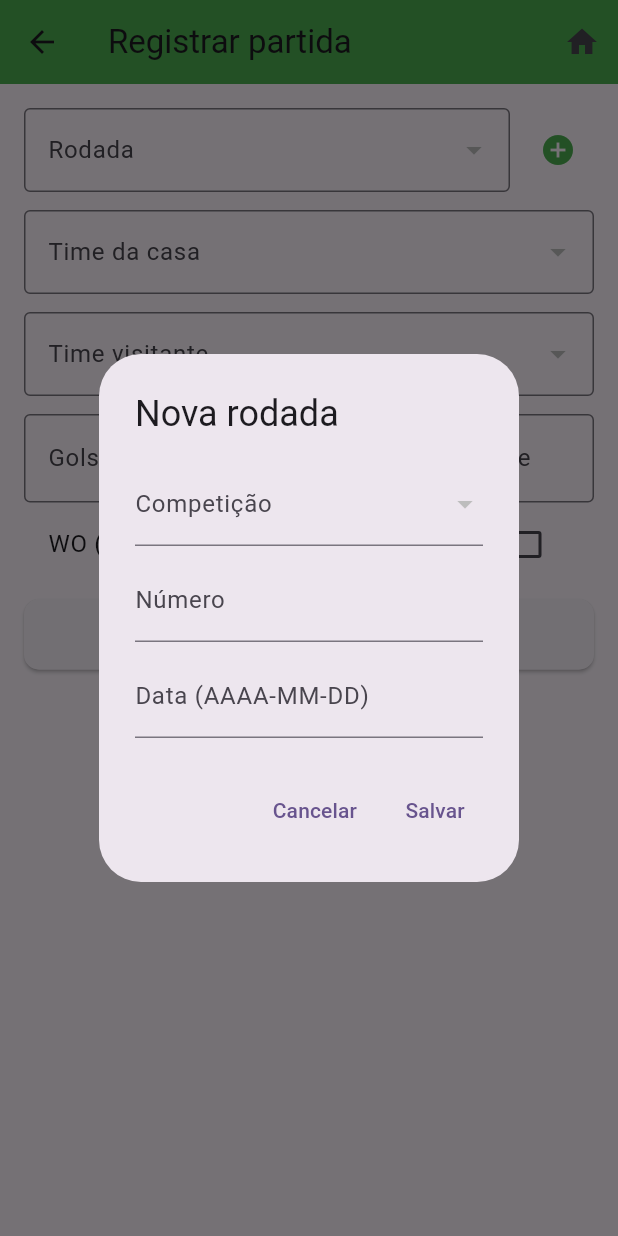
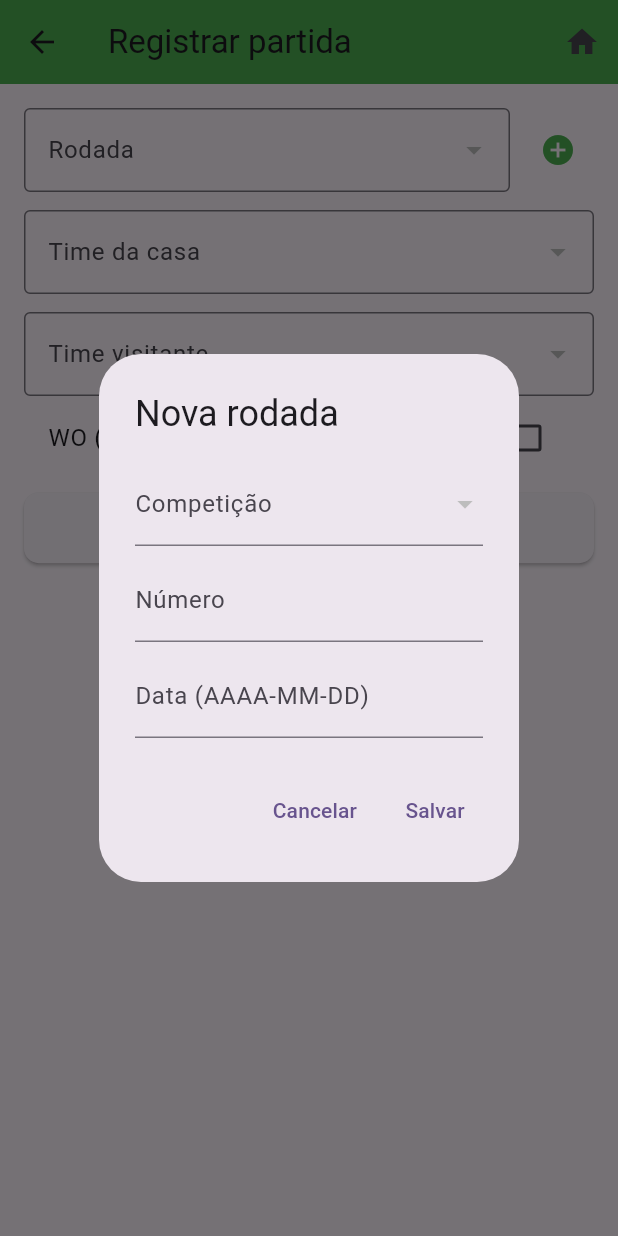
Before and after one commit to lucas1046/ProjetoCompeticao, a Flutter app: the TelaAdicionarPartida screen opened directly, after a tap on the "add circle" icon, on a phone screen of 412 x 824 dp. Run offline on Flutter 3.47's test engine with Material 3 defaults, Android fonts, the phone set to English and light mode, and no system bars; our stand-ins replace pdf, printing, sqflite; accounts and stored records are empty.

Commit message:
Fase 29: registro de partida dinamico (placar derivado de eventos + + por time)

```diff
--- a/lib/control/control_evento.dart
+++ b/lib/control/control_evento.dart
@@ -57,6 +57,11 @@ class ControlEvento {
     return await BancoDados().inserir("evento_partida", evento.toMap());
   }
 
+  Future<void> deleteDatabase(int id) async {
+    Database banco = await BancoDados().db;
+    await banco.delete("evento_partida", where: "id = ?", whereArgs: [id]);
+  }
+
   // Consulta detalhada: traz o tipo de evento e o jogador em vez dos ids
   Future<List<Map<String, dynamic>>> queryFindDetalhado() async {
     Database banco = await BancoDados().db;
--- a/lib/telas/tela_adicionar_partida.dart
+++ b/lib/telas/tela_adicionar_partida.dart
@@ -1,15 +1,20 @@
 import 'package:flutter/material.dart';
 import 'package:projeto_final/telas/menu.dart';
+import 'package:projeto_final/control/control_competicao.dart';
+import 'package:projeto_final/control/control_escalacao.dart';
+import 'package:projeto_final/control/control_evento.dart';
 import 'package:projeto_final/control/control_partida.dart';
-import 'package:projeto_final/control/control_competicao.dart';
 import 'package:projeto_final/control/control_rodada.dart';
+import 'package:projeto_final/control/control_time.dart';
+import 'package:projeto_final/control/control_tipo_evento.dart';
 import 'package:projeto_final/model/competicao.dart';
-import 'package:projeto_final/control/control_time.dart';
+import 'package:projeto_final/model/escalacao.dart';
+import 'package:projeto_final/model/evento_partida.dart';
 import 'package:projeto_final/model/partida.dart';
 import 'package:projeto_final/model/rodada.dart';
 import 'package:projeto_final/model/time.dart';
+import 'package:projeto_final/model/tipo_evento.dart';
 import 'package:projeto_final/widgets/widget_button.dart';
-import 'package:projeto_final/widgets/widget_input.dart';
 import 'package:projeto_final/widgets/widget_text_custom.dart';
 
 class TelaAdicionarPartida extends StatefulWidget {
@@ -20,14 +25,15 @@ class TelaAdicionarPartida extends StatefulWidget {
 }
 
 class _TelaAdicionarPartidaState extends State<TelaAdicionarPartida> {
-  final _golsCasa = TextEditingController();
-  final _golsVisitante = TextEditingController();
   String? _idRodada;
   String? _idTimeCasa;
   String? _idTimeVisitante;
   bool _wo = false;
+  int? _idPartida;
   List<Rodada> _rodadas = [];
   List<Time> _times = [];
+  List<TipoEvento> _tiposEvento = [];
+  List<Map<String, dynamic>> _eventos = [];
   String _resultado = "";
 
   @override
@@ -37,138 +43,140 @@ class _TelaAdicionarPartidaState extends State<TelaAdicionarPartida> {
   }
 
   Future<void> _carregarListas() async {
-    ControlRodada controlRodada = ControlRodada();
-    ControlTime controlTime = ControlTime();
-
-    List<Rodada> rodadas = await controlRodada.queryFind();
-    List<Time> times = await controlTime.queryFind();
-
+    final rodadas = await ControlRodada().queryFind();
+    final times = await ControlTime().queryFind();
+    final tipos = await ControlTipoEvento().queryFind();
     setState(() {
       _rodadas = rodadas;
       _times = times;
+      _tiposEvento = tipos;
       if (rodadas.isNotEmpty) _idRodada = rodadas[0].id.toString();
       if (times.isNotEmpty) {
         _idTimeCasa = times[0].idTime.toString();
-        if (times.length > 1) {
-          _idTimeVisitante = times[1].idTime.toString();
-        } else {
-          _idTimeVisitante = times[0].idTime.toString();
-        }
+        _idTimeVisitante = times.length > 1 ? times[1].idTime.toString() : times[0].idTime.toString();
       }
     });
   }
 
-  @override
-  Widget build(BuildContext context) {
-    return Scaffold(
-      appBar: AppBar(
-        title: Text("Registrar partida"),
-        backgroundColor: Colors.green,
-        actions: [
-          IconButton(
-            icon: Icon(Icons.home),
-            onPressed: () => Navigator.pushAndRemoveUntil(
-              context,
-              MaterialPageRoute(builder: (_) => Menu()),
-              (_) => false,
+  Future<void> _criarPartida() async {
+    final partida = Partida(
+      idRodada: int.tryParse(_idRodada ?? "0") ?? 0,
+      idTimeCasa: int.tryParse(_idTimeCasa ?? "0") ?? 0,
+      idTimeVisitante: int.tryParse(_idTimeVisitante ?? "0") ?? 0,
+      qtdGolsTimeCasa: 0,
+      qtdGolsTimeVisitante: 0,
+      wo: _wo,
+    );
+    try {
+      final id = await ControlPartida().insertDatabase(partida);
+      setState(() {
+        _idPartida = id;
+        _resultado = "Partida criada (id: $id). Adicione eventos.";
+      });
+      await _refreshEventos();
+    } catch (e) {
+      setState(() => _resultado = e.toString());
+    }
+  }
+
+  Future<void> _refreshEventos() async {
+    if (_idPartida == null) return;
+    final all = await ControlEvento().queryFindDetalhado();
+    final timeCasa = _times.firstWhere((t) => t.idTime.toString() == _idTimeCasa, orElse: () => _times.first).nomeTime;
+    final timeVis = _times.firstWhere((t) => t.idTime.toString() == _idTimeVisitante, orElse: () => _times.first).nomeTime;
+    final filtered = all.where((e) {
+      final t = (e['nomeTime'] ?? '').toString();
+      return t == timeCasa || t == timeVis;
+    }).toList();
+    setState(() => _eventos = filtered);
+  }
+
+  int get _golsCasa {
+    final timeCasa = _times.firstWhere((t) => t.idTime.toString() == _idTimeCasa, orElse: () => _times.first).nomeTime;
+    return _eventos.where((e) {
+      final te = (e['tipoEvento'] ?? '').toString().toLowerCase();
+      final time = (e['nomeTime'] ?? '').toString();
+      return te.contains('gol') && time == timeCasa;
+    }).length;
+  }
+
+  int get _golsVisitante {
+    final timeVis = _times.firstWhere((t) => t.idTime.toString() == _idTimeVisitante, orElse: () => _times.first).nomeTime;
+    return _eventos.where((e) {
+      final te = (e['tipoEvento'] ?? '').toString().toLowerCase();
+      final time = (e['nomeTime'] ?? '').toString();
+      return te.contains('gol') && time == timeVis;
+    }).length;
+  }
+
+  Future<void> _adicionarEvento(String lado) async {
+    if (_idPartida == null) return;
+    final escs = (await ControlEscalacao().queryFind()).where((e) => e.idPartida == _idPartida).toList();
+    if (escs.isEmpty) {
+      ScaffoldMessenger.of(context).showSnackBar(const SnackBar(content: Text("Cadastre escalações antes de eventos.")));
+      return;
+    }
+    int? idTipo;
+    int? idEsc;
+    final minutoCtrl = TextEditingController();
+    final descCtrl = TextEditingController();
+
+    final ok = await showDialog<bool>(
+      context: context,
+      builder: (ctx) => StatefulBuilder(
+        builder: (ctx, setD) => AlertDialog(
+          title: Text("Novo evento — $lado"),
+          content: SingleChildScrollView(
+            child: Column(
+              mainAxisSize: MainAxisSize.min,
+              children: [
+                DropdownButtonFormField<int>(
+                  value: idTipo,
+                  decoration: const InputDecoration(labelText: "Tipo de evento"),
+                  items: _tiposEvento.map((t) => DropdownMenuItem<int>(value: t.id, child: Text(t.descricao))).toList(),
+                  onChanged: (v) => setD(() => idTipo = v),
+                ),
+                SizedBox(height: 8),
+                DropdownButtonFormField<int>(
+                  value: idEsc,
+                  decoration: const InputDecoration(labelText: "Jogador escalado"),
+                  items: escs.map((e) => DropdownMenuItem<int>(value: e.id, child: Text("Esc. ${e.id}"))).toList(),
+                  onChanged: (v) => setD(() => idEsc = v),
+                ),
+                SizedBox(height: 8),
+                TextField(controller: minutoCtrl, decoration: const InputDecoration(labelText: "Minuto"), keyboardType: TextInputType.number),
+                SizedBox(height: 8),
+                TextField(controller: descCtrl, decoration: const InputDecoration(labelText: "Descrição")),
+              ],
             ),
           ),
-        ],
+          actions: [
+            TextButton(onPressed: () => Navigator.pop(ctx, false), child: Text("Cancelar")),
+            TextButton(onPressed: () => Navigator.pop(ctx, true), child: Text("Salvar")),
+          ],
+        ),
       ),
-      body: _body(),
     );
+
+    if (ok != true) return;
+    try {
+      final ev = EventoPartida(
+        idTipoEvento: idTipo ?? 0,
+        minutoEvento: int.tryParse(minutoCtrl.text) ?? 0,
+        descricao: descCtrl.text,
+        idEscalacao: idEsc ?? 0,
+      );
+      await ControlEvento().insertDatabase(ev);
+      await _refreshEventos();
+      if (mounted) ScaffoldMessenger.of(context).showSnackBar(const SnackBar(content: Text("Evento registrado.")));
+    } catch (e) {
+      if (mounted) ScaffoldMessenger.of(context).showSnackBar(SnackBar(content: Text(e.toString())));
+    }
   }
 
-  _body() {
-    return ListView(
-      padding: EdgeInsets.all(16),
-      children: [
-        Row(
-          children: [
-            Expanded(
-              child: DropdownButtonFormField<String>(
-                value: _idRodada,
-                decoration: InputDecoration(
-                  labelText: "Rodada",
-                  border: OutlineInputBorder(),
-                ),
-                items: _rodadas.map((r) {
-                  return DropdownMenuItem<String>(
-                    value: r.id.toString(),
-                    child: Text("Rodada ${r.numero}"),
-                  );
-                }).toList(),
-                onChanged: (v) => setState(() => _idRodada = v),
-              ),
-            ),
-            SizedBox(width: 8),
-            IconButton(
-              tooltip: "Nova rodada",
-              icon: Icon(Icons.add_circle, color: Colors.green),
-              onPressed: _novaRodada,
-            ),
-          ],
-        ),
-        SizedBox(height: 12),
-        DropdownButtonFormField<String>(
-          value: _idTimeCasa,
-          decoration: InputDecoration(
-            labelText: "Time da casa",
-            border: OutlineInputBorder(),
-          ),
-          items: _times.map((t) {
-            return DropdownMenuItem<String>(
-              value: t.idTime.toString(),
-              child: Text(t.nomeTime),
-            );
-          }).toList(),
-          onChanged: (v) => setState(() => _idTimeCasa = v),
-        ),
-        SizedBox(height: 12),
-        DropdownButtonFormField<String>(
-          value: _idTimeVisitante,
-          decoration: InputDecoration(
-            labelText: "Time visitante",
-            border: OutlineInputBorder(),
-          ),
-          items: _times.map((t) {
-            return DropdownMenuItem<String>(
-              value: t.idTime.toString(),
-              child: Text(t.nomeTime),
-            );
-          }).toList(),
-          onChanged: (v) => setState(() => _idTimeVisitante = v),
-        ),
-        SizedBox(height: 12),
-        Row(
-          children: [
-            Expanded(
-              child: InputTextos(
-                "Gols do time da casa",
-                "0",
-                controller: _golsCasa,
-              ),
-            ),
-            SizedBox(width: 10),
-            Expanded(
-              child: InputTextos(
-                "Gols do visitante",
-                "0",
-                controller: _golsVisitante,
-              ),
-            ),
-          ],
-        ),
-        CheckboxListTile(
-          title: Text("WO (W.O.)"),
-          value: _wo,
-          onChanged: (v) => setState(() => _wo = v ?? false),
-        ),
-        SizedBox(height: 8),
-        Buttons("Registrar", onPressed: _registrar),
-        TextosCustom(_resultado, 18, Colors.red),
-      ],
-    );
+  Future<void> _excluirEvento(int id) async {
+    await ControlEvento().deleteDatabase(id);
+    await _refreshEventos();
   }
 
   Future<void> _novaRodada() async {
@@ -188,22 +196,13 @@ class _TelaAdicionarPartidaState extends State<TelaAdicionarPartida> {
               DropdownButtonFormField<int>(
                 value: idComp,
                 decoration: InputDecoration(labelText: "Competição"),
-                items: comps.map((c) {
-                  return DropdownMenuItem<int>(value: c.id, child: Text(c.nome));
-                }).toList(),
+                items: comps.map((c) => DropdownMenuItem<int>(value: c.id, child: Text(c.nome))).toList(),
                 onChanged: (v) => setStateDialog(() => idComp = v),
               ),
               SizedBox(height: 8),
-              TextField(
-                controller: numeroCtrl,
-                decoration: InputDecoration(labelText: "Número"),
-                keyboardType: TextInputType.number,
-              ),
+              TextField(controller: numeroCtrl, decoration: InputDecoration(labelText: "Número"), keyboardType: TextInputType.number),
               SizedBox(height: 8),
-              TextField(
-                controller: dataCtrl,
-                decoration: InputDecoration(labelText: "Data (AAAA-MM-DD)"),
-              ),
+              TextField(controller: dataCtrl, decoration: InputDecoration(labelText: "Data (AAAA-MM-DD)")),
             ],
           ),
           actions: [
@@ -215,50 +214,96 @@ class _TelaAdicionarPartidaState extends State<TelaAdicionarPartida> {
     );
 
     if (ok != true) return;
-
     try {
-      final rodada = Rodada(
-        numero: int.tryParse(numeroCtrl.text) ?? 0,
-        data: dataCtrl.text,
-        idCompeticao: idComp ?? 0,
-      );
+      final rodada = Rodada(numero: int.tryParse(numeroCtrl.text) ?? 0, data: dataCtrl.text, idCompeticao: idComp ?? 0);
       await ControlRodada().insertDatabase(rodada);
       await _carregarListas();
-      if (mounted) {
-        ScaffoldMessenger.of(context).showSnackBar(
-          SnackBar(content: Text("Rodada criada.")),
-        );
-      }
+      if (mounted) ScaffoldMessenger.of(context).showSnackBar(const SnackBar(content: Text("Rodada criada.")));
     } catch (e) {
-      if (mounted) {
-        ScaffoldMessenger.of(context).showSnackBar(
-          SnackBar(content: Text(e.toString())),
-        );
-      }
+      if (mounted) ScaffoldMessenger.of(context).showSnackBar(SnackBar(content: Text(e.toString())));
     }
   }
 
-  Future<void> _registrar() async {
-    Partida partida = Partida(
-      idRodada: int.tryParse(_idRodada ?? "0") ?? 0,
-      idTimeCasa: int.tryParse(_idTimeCasa ?? "0") ?? 0,
-      idTimeVisitante: int.tryParse(_idTimeVisitante ?? "0") ?? 0,
-      qtdGolsTimeCasa: int.tryParse(_golsCasa.text) ?? 0,
-      qtdGolsTimeVisitante: int.tryParse(_golsVisitante.text) ?? 0,
-      wo: _wo,
+  @override
+  Widget build(BuildContext context) {
+    return Scaffold(
+      appBar: AppBar(
+        title: Text("Registrar partida"),
+        backgroundColor: Colors.green,
+        actions: [
+          IconButton(icon: Icon(Icons.home), onPressed: () => Navigator.pushAndRemoveUntil(context, MaterialPageRoute(builder: (_) => Menu()), (_) => false)),
+        ],
+      ),
+      body: ListView(
+        padding: EdgeInsets.all(16),
+        children: [
+          if (_idPartida == null) ...[
+            Row(
+              children: [
+                Expanded(
+                  child: DropdownButtonFormField<String>(
+                    value: _idRodada,
+                    decoration: const InputDecoration(labelText: "Rodada", border: OutlineInputBorder()),
+                    items: _rodadas.map((r) => DropdownMenuItem<String>(value: r.id.toString(), child: Text("Rodada ${r.numero}"))).toList(),
+                    onChanged: (v) => setState(() => _idRodada = v),
+                  ),
+                ),
+                SizedBox(width: 8),
+                IconButton(tooltip: "Nova rodada", icon: Icon(Icons.add_circle, color: Colors.green), onPressed: _novaRodada),
+              ],
+            ),
+            SizedBox(height: 12),
+            DropdownButtonFormField<String>(
+              value: _idTimeCasa,
+              decoration: const InputDecoration(labelText: "Time da casa", border: OutlineInputBorder()),
+              items: _times.map((t) => DropdownMenuItem<String>(value: t.idTime.toString(), child: Text(t.nomeTime))).toList(),
+              onChanged: (v) => setState(() => _idTimeCasa = v),
+            ),
+            SizedBox(height: 12),
+            DropdownButtonFormField<String>(
+              value: _idTimeVisitante,
+              decoration: const InputDecoration(labelText: "Time visitante", border: OutlineInputBorder()),
+              items: _times.map((t) => DropdownMenuItem<String>(value: t.idTime.toString(), child: Text(t.nomeTime))).toList(),
+              onChanged: (v) => setState(() => _idTimeVisitante = v),
+            ),
+            CheckboxListTile(title: Text("WO (W.O.)"), value: _wo, onChanged: (v) => setState(() => _wo = v ?? false)),
+            SizedBox(height: 8),
+            Buttons("Criar partida", onPressed: _criarPartida),
+            TextosCustom(_resultado, 16, Colors.red),
+          ] else ...[
+            TextosCustom("Partida #$_idPartida", 18, Colors.black),
+            SizedBox(height: 8),
+            Row(
+              mainAxisAlignment: MainAxisAlignment.spaceEvenly,
+              children: [
+                Column(children: [Text("Casa", style: TextStyle(fontWeight: FontWeight.bold)), Text("$_golsCasa", style: TextStyle(fontSize: 32, fontWeight: FontWeight.bold))]),
+                Text("x", style: TextStyle(fontSize: 24)),
+                Column(children: [Text("Visitante", style: TextStyle(fontWeight: FontWeight.bold)), Text("$_golsVisitante", style: TextStyle(fontSize: 32, fontWeight: FontWeight.bold))]),
+              ],
+            ),
+            SizedBox(height: 12),
+            Row(
+              children: [
+                Expanded(child: Buttons("+ Evento (casa)", onPressed: () => _adicionarEvento('casa'))),
+                SizedBox(width: 8),
+                Expanded(child: Buttons("+ Evento (visitante)", onPressed: () => _adicionarEvento('visitante'))),
+              ],
+            ),
+            SizedBox(height: 12),
+            TextosCustom("Eventos", 16, Colors.black),
+            ..._eventos.map((e) => Card(
+                  child: ListTile(
+                    title: Text("${e['tipoEvento']} — ${e['nomeJogador']} (${e['nomeTime']})"),
+                    subtitle: Text("Min ${e['minuto']}${(e['descricao'] ?? '').toString().isEmpty ? '' : ' — ${e['descricao']}'}"),
+                    trailing: IconButton(icon: Icon(Icons.delete, color: Colors.red), onPressed: () => _excluirEvento(e['id'] as int)),
+                  ),
+                )),
+            if (_eventos.isEmpty) TextosCustom("Nenhum evento registrado.", 14, Colors.grey),
+            SizedBox(height: 12),
+            TextosCustom(_resultado, 14, Colors.green),
+          ],
+        ],
+      ),
     );
-
-    try {
-      ControlPartida control = ControlPartida();
-      int id = await control.insertDatabase(partida);
-
-      setState(() {
-    _resultado = "Partida registrada! (id: $id)";
-      });
-    } catch (e) {
-      setState(() {
-        _resultado = e.toString();
-      });
-    }
   }
 }
```
